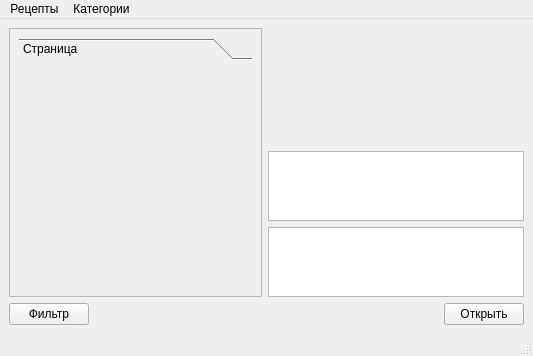
First picture: the form in mainwindow.ui, repository pi18a-group-dynamics/First-Team, before the edit.
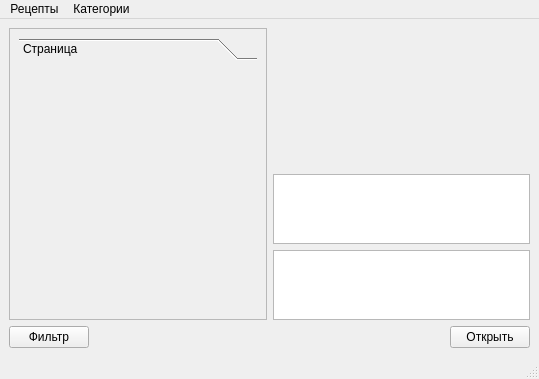
Second picture: the form after the edit. Icons and pictures are not drawn. Custom widgets are drawn as their Qt base class.

Commit message: Show photo of recipe on main widget

Diff of the .ui file:
```diff
--- a/mainwindow.ui
+++ b/mainwindow.ui
@@ -6,8 +6,8 @@
    <rect>
     <x>0</x>
     <y>0</y>
-    <width>533</width>
-    <height>356</height>
+    <width>539</width>
+    <height>379</height>
    </rect>
   </property>
   <property name="windowTitle">
@@ -27,8 +27,8 @@
           <rect>
            <x>0</x>
            <y>0</y>
-           <width>247</width>
-           <height>257</height>
+           <width>253</width>
+           <height>280</height>
           </rect>
          </property>
          <layout class="QGridLayout" name="gridLayout_2">
@@ -51,8 +51,8 @@
               <rect>
                <x>0</x>
                <y>0</y>
-               <width>229</width>
-               <height>208</height>
+               <width>235</width>
+               <height>231</height>
               </rect>
              </property>
              <attribute name="icon">
@@ -179,7 +179,7 @@
     <rect>
      <x>0</x>
      <y>0</y>
-     <width>533</width>
+     <width>539</width>
      <height>22</height>
     </rect>
    </property>
```
The commit also changes 5 other files.
